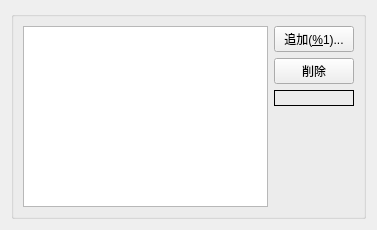
Above: ffftpgui/ui/common/addabletreewidget.ui from hatomania/ffftp before the change. Below: the same form after it.
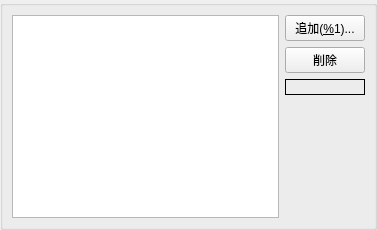
That is the form after the change.

Commit message: feature/option: cleanuped codes and ine-tuned the margins of ui.

```diff
--- a/ffftpgui/ui/common/addabletreewidget.ui
+++ b/ffftpgui/ui/common/addabletreewidget.ui
@@ -14,6 +14,21 @@
    <string>Form</string>
   </property>
   <layout class="QVBoxLayout" name="verticalLayout_2">
+   <property name="spacing">
+    <number>0</number>
+   </property>
+   <property name="leftMargin">
+    <number>0</number>
+   </property>
+   <property name="topMargin">
+    <number>0</number>
+   </property>
+   <property name="rightMargin">
+    <number>0</number>
+   </property>
+   <property name="bottomMargin">
+    <number>0</number>
+   </property>
    <item>
     <widget class="QGroupBox" name="groupBox">
      <property name="title">
```
The commit also changes 2 other files.
